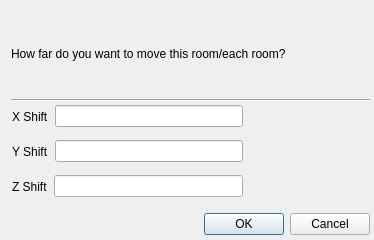
Qt form src/movementdialog.ui (zpc930/pandoramapper) before a commit.
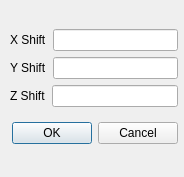
The same form after that commit.

Commit message: fixed goto a bit, it resets userx and usery now ...

```diff
--- a/src/movementdialog.ui
+++ b/src/movementdialog.ui
@@ -5,64 +5,26 @@
    <rect>
     <x>0</x>
     <y>0</y>
-    <width>374</width>
-    <height>240</height>
+    <width>184</width>
+    <height>177</height>
    </rect>
   </property>
   <property name="windowTitle" >
    <string>Dialog</string>
   </property>
-  <widget class="QDialogButtonBox" name="buttonBox" >
-   <property name="geometry" >
-    <rect>
-     <x>11</x>
-     <y>208</y>
-     <width>359</width>
-     <height>32</height>
-    </rect>
-   </property>
-   <property name="orientation" >
-    <enum>Qt::Horizontal</enum>
-   </property>
-   <property name="standardButtons" >
-    <set>QDialogButtonBox::Cancel|QDialogButtonBox::NoButton|QDialogButtonBox::Ok</set>
-   </property>
-  </widget>
-  <widget class="Line" name="line" >
-   <property name="geometry" >
-    <rect>
-     <x>11</x>
-     <y>92</y>
-     <width>359</width>
-     <height>16</height>
-    </rect>
-   </property>
-   <property name="orientation" >
-    <enum>Qt::Horizontal</enum>
-   </property>
-  </widget>
-  <widget class="QLabel" name="label_4" >
-   <property name="geometry" >
-    <rect>
-     <x>11</x>
-     <y>21</y>
-     <width>359</width>
-     <height>65</height>
-    </rect>
-   </property>
-   <property name="text" >
-    <string>How far do you want to move this room/each room?</string>
-   </property>
-  </widget>
   <widget class="QWidget" name="" >
    <property name="geometry" >
     <rect>
-     <x>12</x>
-     <y>102</y>
-     <width>231</width>
-     <height>29</height>
+     <x>10</x>
+     <y>20</y>
+     <width>168</width>
+     <height>135</height>
     </rect>
    </property>
+   <layout class="QVBoxLayout" >
+    <item>
+     <layout class="QVBoxLayout" >
+      <item>
    <layout class="QHBoxLayout" >
     <item>
      <widget class="QLabel" name="label" >
@@ -75,16 +37,8 @@
      <widget class="QLineEdit" name="lineEdit_x" />
     </item>
    </layout>
-  </widget>
-  <widget class="QWidget" name="" >
-   <property name="geometry" >
-    <rect>
-     <x>12</x>
-     <y>137</y>
-     <width>231</width>
-     <height>29</height>
-    </rect>
-   </property>
+      </item>
+      <item>
    <layout class="QHBoxLayout" >
     <item>
      <widget class="QLabel" name="label_2" >
@@ -97,16 +51,8 @@
      <widget class="QLineEdit" name="lineEdit_y" />
     </item>
    </layout>
-  </widget>
-  <widget class="QWidget" name="" >
-   <property name="geometry" >
-    <rect>
-     <x>12</x>
-     <y>172</y>
-     <width>231</width>
-     <height>29</height>
-    </rect>
-   </property>
+      </item>
+      <item>
    <layout class="QHBoxLayout" >
     <item>
      <widget class="QLabel" name="label_3" >
@@ -117,6 +63,20 @@
     </item>
     <item>
      <widget class="QLineEdit" name="lineEdit_z" />
+        </item>
+       </layout>
+      </item>
+     </layout>
+    </item>
+    <item>
+     <widget class="QDialogButtonBox" name="buttonBox" >
+      <property name="orientation" >
+       <enum>Qt::Horizontal</enum>
+      </property>
+      <property name="standardButtons" >
+       <set>QDialogButtonBox::Cancel|QDialogButtonBox::NoButton|QDialogButtonBox::Ok</set>
+      </property>
+     </widget>
     </item>
    </layout>
   </widget>
```
Lines whose indentation alone changed are shown as unchanged. The commit also changes 2 other files.
